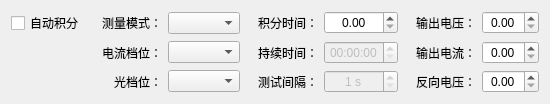
hexianqi/QtCode, file SL2000/HTestSetWidget2000DC.ui: the form before one commit.
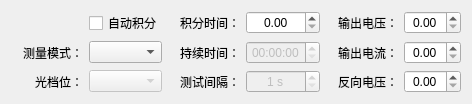
The form after the commit.

Commit message: Spec：增加自动电流、自动光挡位，更新不使用探头界面。

Patch:
```diff
--- a/SL2000/HTestSetWidget2000DC.ui
+++ b/SL2000/HTestSetWidget2000DC.ui
@@ -6,7 +6,7 @@
    <rect>
     <x>0</x>
     <y>0</y>
-    <width>548</width>
+    <width>461</width>
     <height>90</height>
    </rect>
   </property>
@@ -66,19 +66,6 @@
      </property>
     </widget>
    </item>
-   <item row="0" column="0">
-    <widget class="QCheckBox" name="checkBox_1">
-     <property name="sizePolicy">
-      <sizepolicy hsizetype="Minimum" vsizetype="Fixed">
-       <horstretch>0</horstretch>
-       <verstretch>0</verstretch>
-      </sizepolicy>
-     </property>
-     <property name="text">
-      <string>自动积分</string>
-     </property>
-    </widget>
-   </item>
    <item row="2" column="3">
     <widget class="QLabel" name="label_008">
      <property name="minimumSize">
@@ -204,50 +191,6 @@
      </property>
     </widget>
    </item>
-   <item row="0" column="1">
-    <widget class="QLabel" name="label_003">
-     <property name="minimumSize">
-      <size>
-       <width>72</width>
-       <height>0</height>
-      </size>
-     </property>
-     <property name="text">
-      <string>测量模式：</string>
-     </property>
-     <property name="alignment">
-      <set>Qt::AlignRight|Qt::AlignTrailing|Qt::AlignVCenter</set>
-     </property>
-     <property name="buddy">
-      <cstring>comboBox_1</cstring>
-     </property>
-    </widget>
-   </item>
-   <item row="0" column="2">
-    <widget class="QComboBox" name="comboBox_1"/>
-   </item>
-   <item row="1" column="1">
-    <widget class="QLabel" name="label_006">
-     <property name="minimumSize">
-      <size>
-       <width>72</width>
-       <height>0</height>
-      </size>
-     </property>
-     <property name="text">
-      <string>电流档位：</string>
-     </property>
-     <property name="alignment">
-      <set>Qt::AlignRight|Qt::AlignTrailing|Qt::AlignVCenter</set>
-     </property>
-     <property name="buddy">
-      <cstring>comboBox_1</cstring>
-     </property>
-    </widget>
-   </item>
-   <item row="1" column="2">
-    <widget class="QComboBox" name="comboBox_2"/>
-   </item>
    <item row="2" column="1">
     <widget class="QLabel" name="label_7">
      <property name="minimumSize">
@@ -268,7 +211,46 @@
     </widget>
    </item>
    <item row="2" column="2">
-    <widget class="QComboBox" name="comboBox_3"/>
+    <widget class="QComboBox" name="comboBox_3">
+     <property name="enabled">
+      <bool>false</bool>
+     </property>
+    </widget>
+   </item>
+   <item row="1" column="1">
+    <widget class="QLabel" name="label_003">
+     <property name="minimumSize">
+      <size>
+       <width>72</width>
+       <height>0</height>
+      </size>
+     </property>
+     <property name="text">
+      <string>测量模式：</string>
+     </property>
+     <property name="alignment">
+      <set>Qt::AlignRight|Qt::AlignTrailing|Qt::AlignVCenter</set>
+     </property>
+     <property name="buddy">
+      <cstring>comboBox_1</cstring>
+     </property>
+    </widget>
+   </item>
+   <item row="1" column="2">
+    <widget class="QComboBox" name="comboBox_1"/>
+   </item>
+   <item row="0" column="2">
+    <widget class="QCheckBox" name="checkBox_1">
+     <property name="sizePolicy">
+      <sizepolicy hsizetype="Minimum" vsizetype="Fixed">
+       <horstretch>0</horstretch>
+       <verstretch>0</verstretch>
+      </sizepolicy>
+     </property>
+     <property name="text">
+      <string>自动积分</string>
+     </property>
+    </widget>
    </item>
   </layout>
  </widget>
```
The commit also changes 28 other files.
